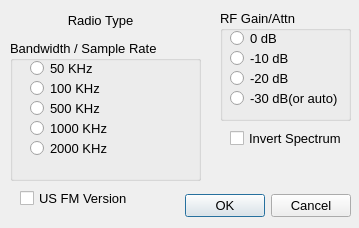
First picture: the form in unixforms/sdrsetupdlg.ui, repository rafael2k/CuteSDR, before the edit.
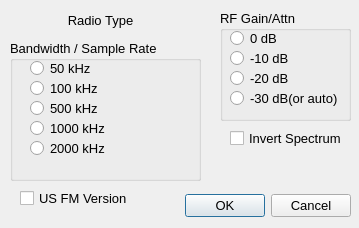
Second picture: the form after the edit.

```diff
--- a/unixforms/sdrsetupdlg.ui
+++ b/unixforms/sdrsetupdlg.ui
@@ -75,7 +75,7 @@
      </font>
     </property>
     <property name="text">
-     <string>500 KHz</string>
+     <string>500 kHz</string>
     </property>
    </widget>
    <widget class="QRadioButton" name="radioButtonRate1">
@@ -96,7 +96,7 @@
      </font>
     </property>
     <property name="text">
-     <string>100 KHz</string>
+     <string>100 kHz</string>
     </property>
    </widget>
    <widget class="QRadioButton" name="radioButtonRate0">
@@ -117,7 +117,7 @@
      </font>
     </property>
     <property name="text">
-     <string>50 KHz </string>
+     <string>50 kHz </string>
     </property>
    </widget>
    <widget class="QRadioButton" name="radioButtonRate3">
@@ -138,7 +138,7 @@
      </font>
     </property>
     <property name="text">
-     <string>1000 KHz</string>
+     <string>1000 kHz</string>
     </property>
    </widget>
    <widget class="QRadioButton" name="radioButtonRate4">
@@ -159,7 +159,7 @@
      </font>
     </property>
     <property name="text">
-     <string>2000 KHz</string>
+     <string>2000 kHz</string>
     </property>
    </widget>
   </widget>
```
